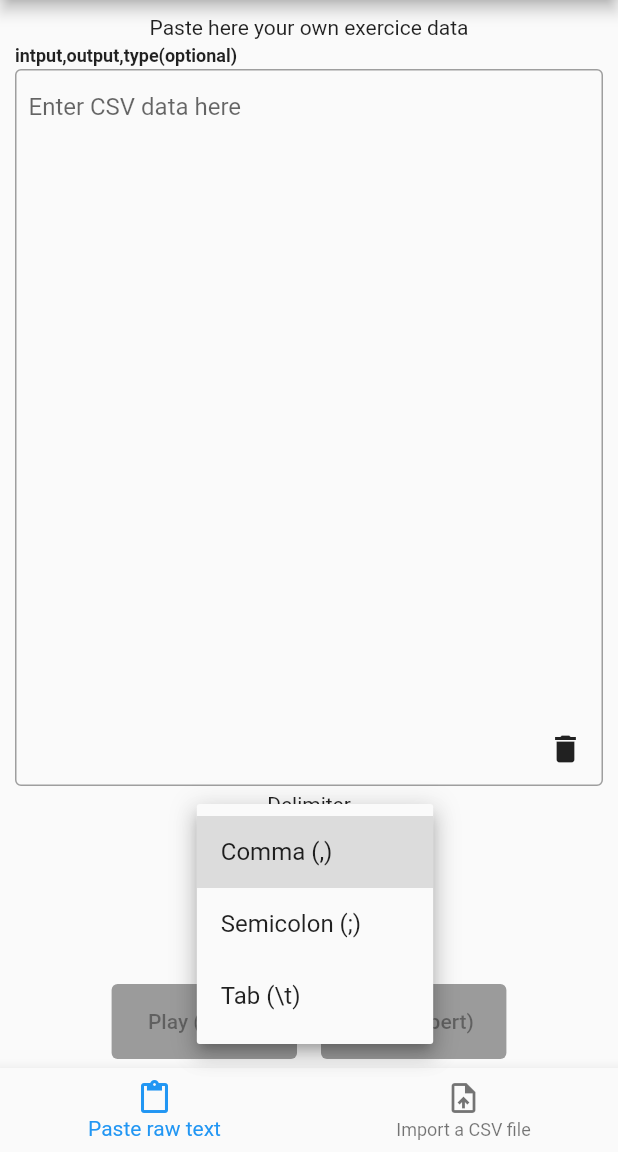
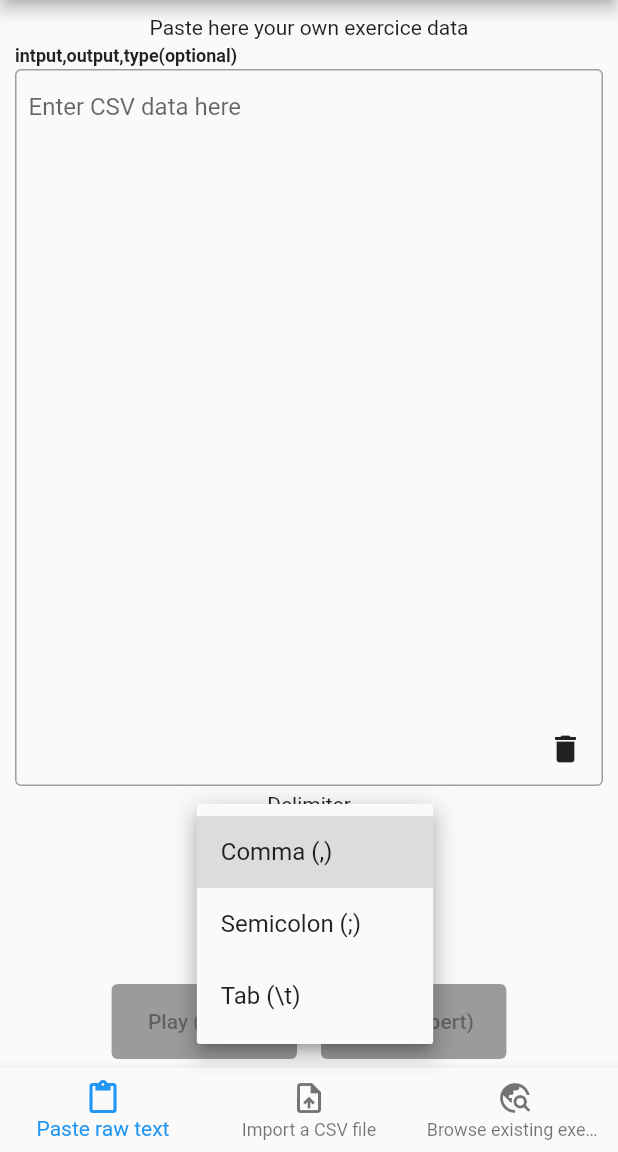
Before and after one commit to redouane59/xgenerator_flutter, a Flutter app: the screen it shows after launch, after a tap on "Comma (,)", on a phone screen of 412 x 824 dp, the part 84-1236 px from its top. Run offline on Flutter 3.47's test engine with Material 2 defaults, Android fonts, the phone set to English and light mode, and no system bars; our stand-ins replace csv, file_picker; network calls fail.

Commit message:
browse button

```diff
--- a/lib/main.dart
+++ b/lib/main.dart
@@ -3,13 +3,14 @@ import 'dart:convert';
 
 import 'package:csv/csv.dart';
 import 'package:flutter/material.dart';
-import 'package:flutter/services.dart';
 import 'package:http/http.dart' as http;
 import 'package:namer_app/utils.dart';
 
 import 'FileInputComponent.dart';
 import 'FreeTextComponent.dart';
 
+// flutter build web
+// firebase deploy --only hosting:train-mee
 void main() {
   runApp(MyApp());
 }
@@ -26,6 +27,7 @@ class _MyAppState extends State<MyApp> {
   List<String> files = [];
   List<String> types = [];
   String _csvContent = '';
+  final GlobalKey<ScaffoldState> _scaffoldKey = GlobalKey<ScaffoldState>();
 
   @override
   void initState() {
@@ -40,35 +42,50 @@ class _MyAppState extends State<MyApp> {
   }
 
   Future<void> _loadAssetFiles() async {
-    final manifestContent = await rootBundle.loadString('AssetManifest.json');
-    final Map<String, dynamic> manifestMap = json.decode(manifestContent);
-    final assetFiles = manifestMap.keys
-        .where((String key) => key.startsWith('web/') && key.endsWith('.csv'))
-        .map((e) => e.replaceAll('web/', '').replaceAll('.csv', ''))
-        .toList();
+    List<String> knownAssetFileNames = [
+      'algerian basics.csv',
+      'algerian darja.csv'
+    ];
 
+    List<String> assetFiles = [];
+    for (String fileName in knownAssetFileNames) {
+      final response = await http.get(Uri.parse(fileName));
+
+      if (response.statusCode == 200) {
+        assetFiles.add(fileName);
+      } else {
+        print('Failed to load content from file: $fileName');
+      }
+    }
+
+    if (assetFiles.isEmpty) {
+      print('no files found !');
+    }
     setState(() {
       files = assetFiles;
     });
   }
 
   Future<void> _loadCsvTypes(String fileName) async {
-    final response = await http.get(Uri.parse('web/$fileName.csv'));
+    final response = await http.get(Uri.parse(fileName));
     if (response.statusCode == 200) {
       final csvContent = response.body;
       final delimiter = detectDelimiter(csvContent);
       final allTypes = getAllTypes(csvContent, delimiter);
 
+      print('types found : $allTypes');
+
       setState(() {
         types = allTypes.toList();
       });
     } else {
-      print('Failed to load types from file: $fileName.csv');
+      print('Failed to load types from file: $fileName');
     }
   }
 
   Future<void> _loadCsvContent(String fileName, String type) async {
-    final response = await http.get(Uri.parse('web/$fileName.csv'));
+    print('loadCSVContent');
+    final response = await http.get(Uri.parse('$fileName'));
 
     if (response.statusCode == 200) {
       final csvContent = utf8.decode(response.bodyBytes);
@@ -95,7 +112,7 @@ class _MyAppState extends State<MyApp> {
         _activeTabIndex = 0; // Change to the FreeTextComponent tab
       });
     } else {
-      print('Failed to load content from file: $fileName.csv');
+      print('Failed to load content from file: $fileName');
     }
   }
 
@@ -104,6 +121,7 @@ class _MyAppState extends State<MyApp> {
     return MaterialApp(
       initialRoute: '/',
       home: Scaffold(
+        key: _scaffoldKey,
         appBar: AppBar(
           title: Text('Train Me!'),
         ),
@@ -165,12 +183,19 @@ class _MyAppState extends State<MyApp> {
               icon: Icon(Icons.upload_file),
               label: 'Import a CSV file',
             ),
+            BottomNavigationBarItem(
+              icon: Icon(Icons.travel_explore_rounded),
+              label: 'Browse existing exercises',
+            ),
           ],
           currentIndex: _activeTabIndex,
           onTap: (int index) {
             setState(() {
               _activeTabIndex = index;
             });
+            if (index == 2) {
+              _scaffoldKey.currentState!.openDrawer();
+            }
           },
         ),
         body: IndexedStack(
@@ -178,7 +203,9 @@ class _MyAppState extends State<MyApp> {
           children: [
             FreeTextComponent(
                 csvContent: _csvContent, updateCSVContent: updateCSVContent),
-            FileInputComponent()
+            FileInputComponent(),
+            FreeTextComponent(
+                csvContent: _csvContent, updateCSVContent: updateCSVContent),
           ],
         ),
       ),
```
Also changed, not shown: firebase.json, 2 other files.
